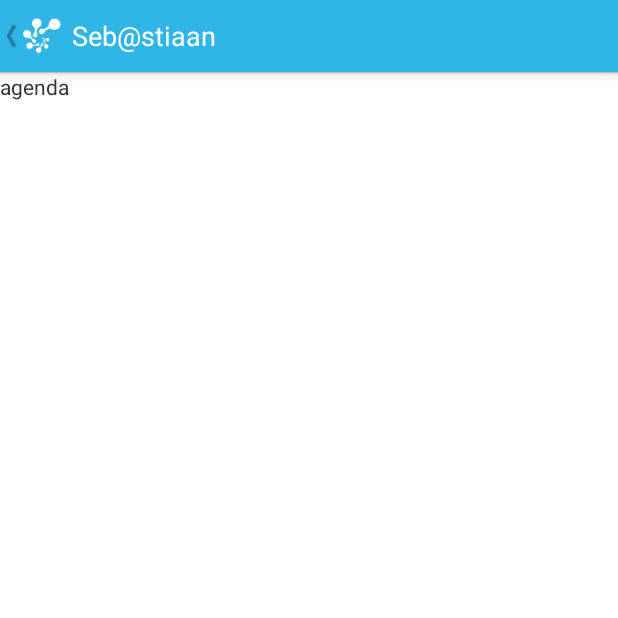
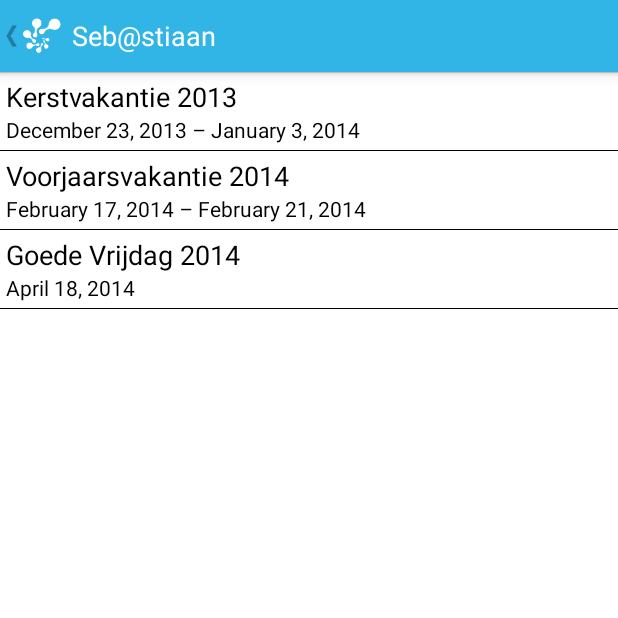
Before and after one commit to barend/sebastiaanschool, an Android app: the screen it shows after launch (MainActivity), after a tap on "Agenda", on a phone screen of 412 x 824 dp, the top half of it. Run offline under Robolectric (Android 15) with nearby library versions, the phone set to English and light mode, and no system bars.

Commit message:
Implements the Agenda page from static data.

```diff
--- /dev/null
+++ b/Android/Sebastiaanschool/src/main/java/nl/sebastiaanschool/contact/app/AgendaAdapter.java
@@ -0,0 +1,30 @@
+package nl.sebastiaanschool.contact.app;
+
+import android.content.Context;
+import android.view.LayoutInflater;
+import android.view.View;
+import android.view.ViewGroup;
+import android.widget.ArrayAdapter;
+
+/**
+ * Created by barend on 3-11-13.
+ */
+public class AgendaAdapter extends ArrayAdapter<AgendaItem> {
+
+    private LayoutInflater inflater;
+
+    public AgendaAdapter(Context context) {
+        super(context, R.layout.view_agenda_item);
+        inflater = LayoutInflater.from(context);
+    }
+
+    @Override
+    public View getView(int position, View convertView, ViewGroup parent) {
+        AgendaItem item = getItem(position);
+        AgendaItemView view = (AgendaItemView) (convertView != null
+                ? convertView
+                : inflater.inflate(R.layout.view_agenda_item, parent, false));
+        view.setEvent(item);
+        return view;
+    }
+}
--- a/Android/Sebastiaanschool/src/main/java/nl/sebastiaanschool/contact/app/AgendaFragment.java
+++ b/Android/Sebastiaanschool/src/main/java/nl/sebastiaanschool/contact/app/AgendaFragment.java
@@ -1,16 +1,57 @@
 package nl.sebastiaanschool.contact.app;
 
+import android.content.Intent;
 import android.os.Bundle;
 import android.view.LayoutInflater;
 import android.view.View;
 import android.view.ViewGroup;
+import android.widget.AdapterView;
+import android.widget.ListView;
+
+import java.util.Date;
 
 /**
  * Created by Barend on 1-11-13.
  */
-public class AgendaFragment extends HorizontalSlidingFragment {
+public class AgendaFragment extends HorizontalSlidingFragment implements AdapterView.OnItemClickListener {
     @Override
     public View onCreateView2(LayoutInflater inflater, ViewGroup container, Bundle savedInstanceState) {
         return inflater.inflate(R.layout.fragment_agenda, container, false);
     }
+
+    @Override
+    public void onViewCreated(View view, Bundle savedInstanceState) {
+        super.onViewCreated(view, savedInstanceState);
+        AgendaAdapter adapter = new AgendaAdapter(getActivity());
+        adapter.addAll(
+                new AgendaItem("Kerstvakantie 2013", 1387756800000L, 1388707200000L),
+                new AgendaItem("Voorjaarsvakantie 2014", 1392595200000L, 1392940800000L),
+                new AgendaItem("Goede Vrijdag 2014", 1397779200000L));
+        ListView listView = (ListView) view.findViewById(android.R.id.list);
+        listView.setAdapter(adapter);
+        listView.setOnItemClickListener(this);
+    }
+
+    @Override
+    public void onItemClick(AdapterView<?> parent, View view, int position, long id) {
+        AgendaItem item = (AgendaItem) parent.getAdapter().getItem(position);
+        publishCalendarEvent(item);
+    }
+
+    private void publishCalendarEvent(AgendaItem item) {
+        Intent intent = new Intent(Intent.ACTION_EDIT);
+        intent.setType("vnd.android.cursor.item/event");
+        intent.putExtra("title", item.getTitle());
+        intent.putExtra("allDay", true);
+        intent.putExtra("beginTime", item.getStartTimestamp());
+        if (item.hasEndDate()) {
+            intent.putExtra("endTime", item.getEndTimestamp());
+        }
+        try {
+            startActivity(intent);
+        } catch (Exception e) {
+            // Fail silently.
+            android.util.Log.e("AgendaFragment", "Failed to ACTION_EDIT a vnd.android.cursor.item/event", e);
+        }
+    }
 }
--- /dev/null
+++ b/Android/Sebastiaanschool/src/main/java/nl/sebastiaanschool/contact/app/AgendaItem.java
@@ -0,0 +1,65 @@
+package nl.sebastiaanschool.contact.app;
+
+import android.os.Build;
+import android.text.format.DateFormat;
+
+import java.util.Locale;
+
+/**
+ * Created by barend on 3-11-13.
+ */
+public class AgendaItem {
+    private static final long NO_END_TIME = Long.MAX_VALUE;
+    public static final String DATE_PATTERN = getDatePattern();
+    private final String title;
+    private final long startTimestamp;
+    private final long endTimestamp;
+
+    public AgendaItem(String title, long startTimestamp) {
+        this.title = title;
+        this.startTimestamp = startTimestamp;
+        this.endTimestamp = NO_END_TIME;
+    }
+
+    public AgendaItem(String title, long startTimestamp, long endTimestamp) {
+        this.title = title;
+        this.startTimestamp = startTimestamp;
+        this.endTimestamp = endTimestamp;
+    }
+
+    public String getTitle() {
+        return title;
+    }
+
+    public long getStartTimestamp() {
+        return startTimestamp;
+    }
+
+    public long getEndTimestamp() {
+        return endTimestamp;
+    }
+
+    public boolean hasEndDate() {
+        return endTimestamp != NO_END_TIME && endTimestamp > startTimestamp;
+    }
+
+    public CharSequence getDatesFormatted() {
+        StringBuilder result = new StringBuilder(32);
+        result.append(DateFormat.format(DATE_PATTERN, startTimestamp));
+        if (hasEndDate()) {
+            result.append(" – ");
+            result.append(DateFormat.format(DATE_PATTERN, endTimestamp));
+        }
+        return result;
+    }
+
+    private static String getDatePattern() {
+        if (Build.VERSION.SDK_INT >= 18) {
+            return DateFormat.getBestDateTimePattern(Locale.getDefault(), "dMMMMyyyy");
+        } else if ("nl".equals(Locale.getDefault().getLanguage())) {
+            return "d MMMM yyyy";
+        } else {
+            return "MMMM d, yyyy";
+        }
+    }
+}
--- /dev/null
+++ b/Android/Sebastiaanschool/src/main/java/nl/sebastiaanschool/contact/app/AgendaItemView.java
@@ -0,0 +1,42 @@
+package nl.sebastiaanschool.contact.app;
+
+import android.content.Context;
+import android.util.AttributeSet;
+import android.widget.LinearLayout;
+import android.widget.TextView;
+
+/**
+ * Created by barend on 3-11-13.
+ */
+public class AgendaItemView extends LinearLayout {
+    private TextView eventTitle;
+    private TextView eventDate;
+
+    public AgendaItemView(Context context) {
+        super(context);
+    }
+
+    public AgendaItemView(Context context, AttributeSet attrs) {
+        super(context, attrs);
+    }
+
+    public AgendaItemView(Context context, AttributeSet attrs, int defStyle) {
+        super(context, attrs, defStyle);
+    }
+
+    @Override
+    protected void onFinishInflate() {
+        super.onFinishInflate();
+        this.eventTitle = (TextView) findViewById(R.id.agenda__event_title);
+        this.eventDate = (TextView) findViewById(R.id.agenda__event_date);
+
+        if (isInEditMode()) {
+            setEvent(new AgendaItem("Kerstvakantie 2013", 1387756800000L, 1388707200000L));
+        }
+    }
+
+    public void setEvent(AgendaItem event) {
+        this.eventTitle.setText(event.getTitle());
+        this.eventDate.setText(event.getDatesFormatted());
+    }
+}
--- /dev/null
+++ b/Android/Sebastiaanschool/src/main/res/drawable/list_item_textcolor.xml
@@ -0,0 +1,5 @@
+<?xml version="1.0" encoding="utf-8"?>
+<selector xmlns:android="http://schemas.android.com/apk/res/android">
+    <item android:color="@android:color/black" android:state_pressed="false" />
+    <item android:color="@android:color/white" android:state_pressed="true" />
+</selector>
--- a/Android/Sebastiaanschool/src/main/res/layout/fragment_agenda.xml
+++ b/Android/Sebastiaanschool/src/main/res/layout/fragment_agenda.xml
@@ -1,13 +1,8 @@
 <?xml version="1.0" encoding="utf-8"?>
-<LinearLayout xmlns:android="http://schemas.android.com/apk/res/android"
+<ListView xmlns:android="http://schemas.android.com/apk/res/android"
+    android:id="@android:id/list"
+    style="@style/AgendaList"
     android:layout_width="match_parent"
-    android:layout_height="match_parent"
-    android:background="#ffffff"
-    android:clickable="true"
-    android:orientation="vertical">
+    android:layout_height="match_parent">
 
-    <TextView
-        android:layout_width="match_parent"
-        android:layout_height="match_parent"
-        android:text="agenda" />
-</LinearLayout>
+</ListView>
--- /dev/null
+++ b/Android/Sebastiaanschool/src/main/res/layout/view_agenda_item.xml
@@ -0,0 +1,19 @@
+<?xml version="1.0" encoding="utf-8"?>
+<nl.sebastiaanschool.contact.app.AgendaItemView xmlns:android="http://schemas.android.com/apk/res/android"
+    style="@style/AgendaItem"
+    android:orientation="vertical"
+    android:layout_width="match_parent"
+    android:layout_height="wrap_content">
+
+    <TextView
+        android:id="@+id/agenda__event_title"
+        style="@style/AgendaItemTitle"
+        android:layout_height="wrap_content"
+        android:layout_width="match_parent" />
+
+    <TextView
+        android:id="@+id/agenda__event_date"
+        style="@style/AgendaItemDate"
+        android:layout_height="wrap_content"
+        android:layout_width="match_parent" />
+</nl.sebastiaanschool.contact.app.AgendaItemView>
--- a/Android/Sebastiaanschool/src/main/res/values/styles.xml
+++ b/Android/Sebastiaanschool/src/main/res/values/styles.xml
@@ -23,13 +23,36 @@
         <item name="android:layout_marginBottom">@dimen/navigation_item_vertical_margin</item>
         <item name="android:gravity">center_vertical</item>
         <item name="android:drawablePadding">16dp</item>
-        <item name="android:background">@drawable/navigation_item_background</item>
+        <item name="android:background">@drawable/list_item_background</item>
         <item name="android:textColor">@drawable/navigation_item_textcolor</item>
         <item name="android:textIsSelectable">false</item>
         <item name="android:focusable">true</item>
         <item name="android:clickable">true</item>
     </style>
 
+    <style name="AgendaList">
+        <item name="android:background">@android:color/white</item>
+        <item name="android:focusable">true</item>
+        <item name="android:clickable">true</item>
+        <item name="android:divider">@android:color/black</item>
+        <item name="android:dividerHeight">1px</item>
+    </style>
+
+    <style name="AgendaItem">
+        <item name="android:background">@drawable/list_item_background</item>
+        <item name="android:padding">4dp</item>
+    </style>
+
+    <style name="AgendaItemTitle" parent="android:TextAppearance.Holo.Medium">
+        <item name="android:textIsSelectable">false</item>
+        <item name="android:textColor">@drawable/list_item_textcolor</item>
+    </style>
+
+    <style name="AgendaItemDate" parent="android:TextAppearance.Holo.Small">
+        <item name="android:textIsSelectable">false</item>
+        <item name="android:textColor">@drawable/list_item_textcolor</item>
+    </style>
+
     <color name="sebastiaan_blue">#31b5e7</color>
     <color name="hsl_shadow_color">#11526b</color>
     <integer name="hsl_animation_duration">300</integer>
```
Also changed, not shown: Android/Sebastiaanschool/src/main/res/drawable/list_item_background.xml (renamed from Android/Sebastiaanschool/src/main/res/drawable/navigation_item_background.xml).
